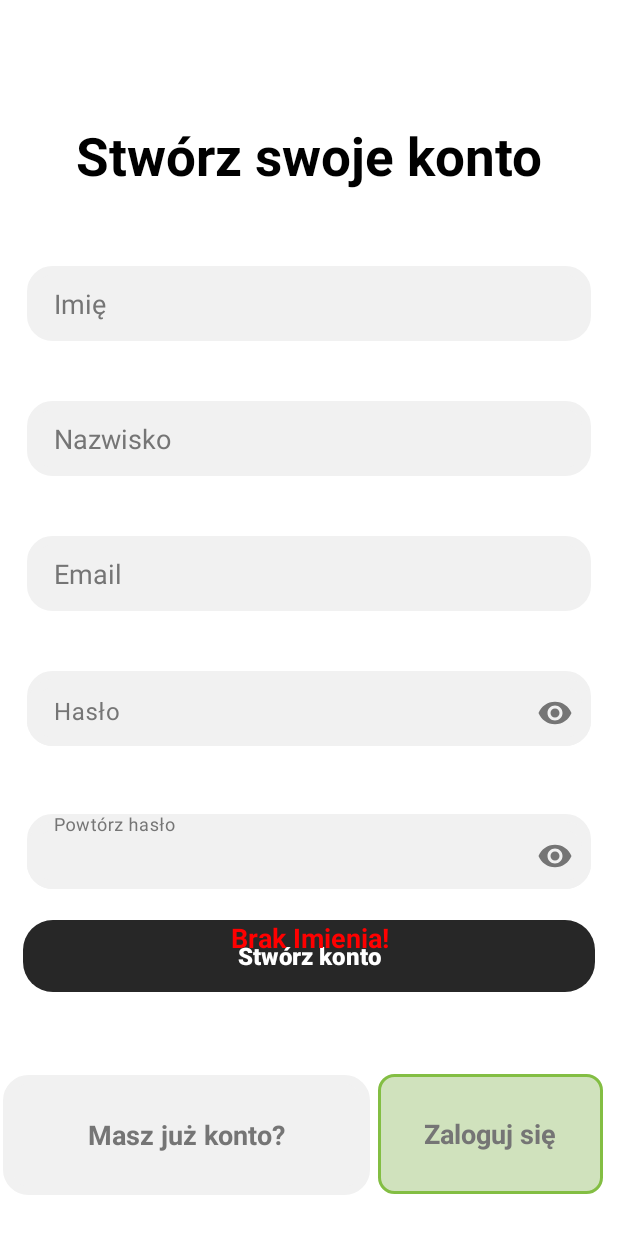
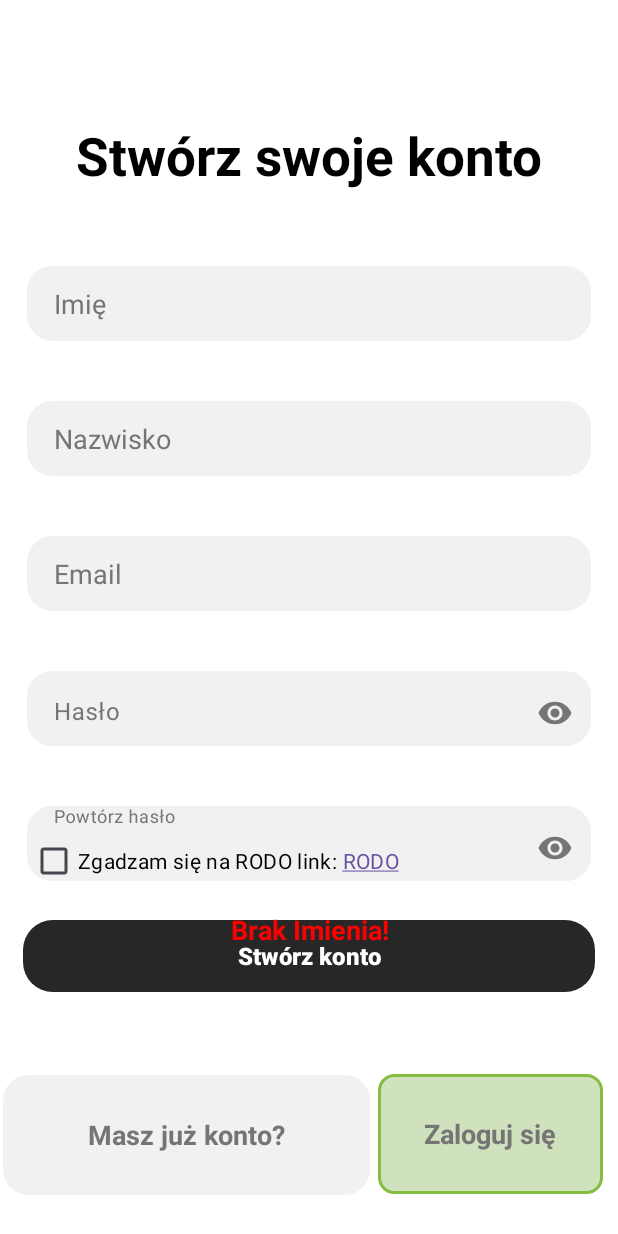
Before and after one commit to maciej-bartoszewski/Planner-Mobile, an Android app: the ActivityCreateAccount screen opened directly, with no data from a screen before it, after a tap on "Stwórz konto", on a phone screen of 412 x 824 dp. Run offline under Robolectric (Android 15) with nearby library versions, the phone set to English and light mode, and no system bars; our stand-ins replace Firebase (no records; nobody signed in at launch, a user with empty details on screens opened directly).

Commit message:
Implementacja Linkow i RODO

```diff
--- a/app/src/main/java/com/example/planner/ActivityCreateAccount.java
+++ b/app/src/main/java/com/example/planner/ActivityCreateAccount.java
@@ -2,10 +2,13 @@ package com.example.planner;
 import android.content.Intent;
 import android.os.Bundle;
 import android.text.Editable;
+import android.text.Html;
 import android.text.TextWatcher;
+import android.text.method.LinkMovementMethod;
 import android.util.Patterns;
 import android.view.View;
 import android.widget.Button;
+import android.widget.CheckBox;
 import android.widget.EditText;
 import android.widget.TextView;
 import android.widget.Toast;
@@ -25,6 +28,7 @@ import java.security.MessageDigest;
 import java.security.NoSuchAlgorithmException;
 import java.util.HashMap;
 import java.util.Map;
+import java.util.Objects;
 
 public class ActivityCreateAccount extends AppCompatActivity {
     private EditText name, lastName, email;
@@ -32,6 +36,7 @@ public class ActivityCreateAccount extends AppCompatActivity {
     private TextView message, haveAccount, logIn;
     private com.google.android.material.textfield.TextInputEditText password, reapetedPassword;
     FirebaseFirestore db = FirebaseFirestore.getInstance();
+    CheckBox checkbox;
     boolean nameFlag=false,lastNameFlag=false,emailFlag=false,passwordFlag=false,passwordRepeatFlag=false;
 
     @Override
@@ -46,6 +51,10 @@ public class ActivityCreateAccount extends AppCompatActivity {
         haveAccountOption();
     }
     private void initializeViews() {
+        checkbox=findViewById(R.id.checkBox);
+        checkbox.setText(Html.fromHtml("Zgadzam się na RODO link: "+"<a href=\"" +"https://uodo.gov.pl/pl/file/727" + "\">" + "RODO"+ "</a>"));
+        checkbox.setClickable(true);
+        checkbox.setMovementMethod(LinkMovementMethod.getInstance());
         name = findViewById(R.id.Name);
         lastName = findViewById(R.id.LastName);
         email = findViewById(R.id.Email);
@@ -186,7 +195,7 @@ public class ActivityCreateAccount extends AppCompatActivity {
             }
         });
         createAccount.setOnClickListener(v -> {
-            if (lastNameFlag && nameFlag && emailFlag && passwordFlag && passwordRepeatFlag &&!email.getText().toString().isEmpty()) {
+            if (lastNameFlag && nameFlag && emailFlag && passwordFlag && passwordRepeatFlag &&!email.getText().toString().isEmpty()&&checkbox.isChecked()) {
                 message.setVisibility(View.INVISIBLE);
                 Map<String, Object> createAccount = new HashMap<>();
                 createAccount.put("Email", email.getText().toString());
@@ -216,6 +225,9 @@ public class ActivityCreateAccount extends AppCompatActivity {
                 else if (!lastNameFlag) {
                     message.setText("Brak Nazwiska!\n");
                 }
+                else if(!emailFlag ||email.getText().toString().isEmpty() ){
+                    message.setText("Niepoprawny email/email jest w uzyciu\n");
+                }
                 else if (!passwordFlag) {
                     message.setText("Hasło musi składać sie z 8 znaków i znaku specjalnego!\n");
                 }
@@ -223,7 +235,7 @@ public class ActivityCreateAccount extends AppCompatActivity {
                     message.setText("Hasła nie są takie same!\n");
                 }
                 else {
-                    message.setText("Niepoprawny email/email jest w uzyciu\n");
+                    message.setText("Rodo nie zostało zaakceptowane!\n");
                 }
                 message.setVisibility(View.VISIBLE);
             }
--- a/app/src/main/res/layout/activity_create_account.xml
+++ b/app/src/main/res/layout/activity_create_account.xml
@@ -25,7 +25,7 @@
             android:layout_alignParentStart="true"
             android:layout_alignParentEnd="true"
             android:layout_marginStart="18dp"
-            android:layout_marginTop="15dp"
+            android:layout_marginTop="10dp"
             android:layout_marginEnd="18dp"
             android:layout_marginBottom="20dp"
             android:background="@drawable/box_color_cream_white"
@@ -273,5 +273,16 @@
             android:textStyle="bold"
             android:visibility="invisible" />
 
+        <CheckBox
+            android:id="@+id/checkBox"
+            android:layout_width="wrap_content"
+            android:layout_height="wrap_content"
+            android:layout_above="@+id/CreateAccount"
+            android:layout_alignParentStart="true"
+            android:layout_marginStart="20dp"
+            android:layout_marginBottom="15dp"
+            android:textColor="#000000"
+            android:text="" />
+
     </RelativeLayout>
 </androidx.constraintlayout.widget.ConstraintLayout>
```
